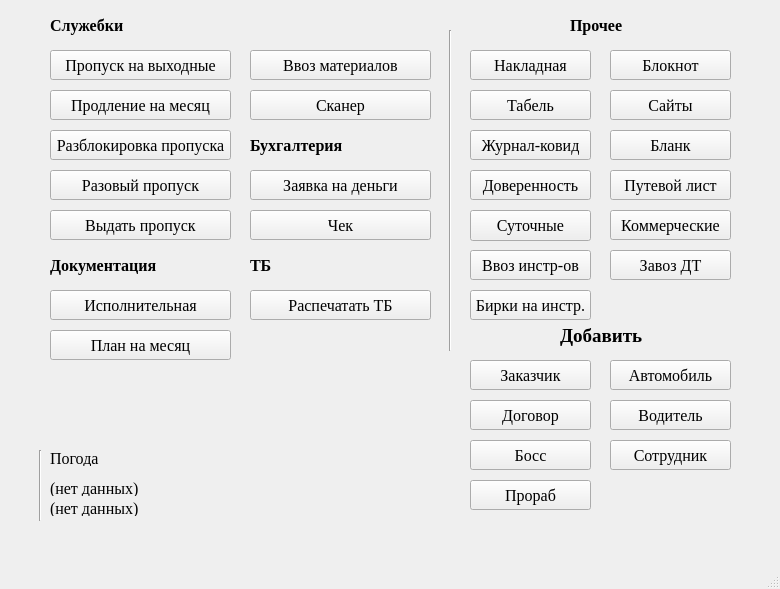
The window that notebook/sourse/ui_files/main_menu.ui (SmolPO/my_helper) describes before a commit, drawn with Qt 5.
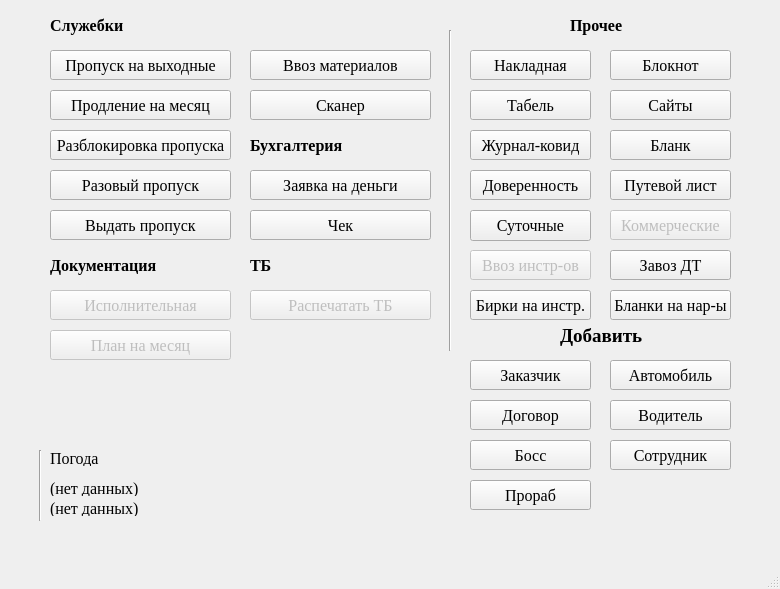
The same window after the commit.

Patch:
```diff
--- a/notebook/sourse/ui_files/main_menu.ui
+++ b/notebook/sourse/ui_files/main_menu.ui
@@ -169,7 +169,7 @@
    </widget>
    <widget class="QPushButton" name="b_act">
     <property name="enabled">
-     <bool>true</bool>
+     <bool>false</bool>
     </property>
     <property name="geometry">
      <rect>
@@ -562,7 +562,7 @@
    </widget>
    <widget class="QPushButton" name="b_tb">
     <property name="enabled">
-     <bool>true</bool>
+     <bool>false</bool>
     </property>
     <property name="geometry">
      <rect>
@@ -716,6 +716,9 @@
     </property>
    </widget>
    <widget class="QPushButton" name="b_plan">
+    <property name="enabled">
+     <bool>false</bool>
+    </property>
     <property name="geometry">
      <rect>
       <x>50</x>
@@ -754,6 +757,9 @@
     </property>
    </widget>
    <widget class="QPushButton" name="b_com">
+    <property name="enabled">
+     <bool>false</bool>
+    </property>
     <property name="geometry">
      <rect>
       <x>610</x>
@@ -791,7 +797,10 @@
      <string>Суточные</string>
     </property>
    </widget>
-   <widget class="QPushButton" name="b_instr">
+   <widget class="QPushButton" name="b_tools">
+    <property name="enabled">
+     <bool>false</bool>
+    </property>
     <property name="geometry">
      <rect>
       <x>470</x>
@@ -848,6 +857,25 @@
      <string>Бирки на инстр.</string>
     </property>
    </widget>
+   <widget class="QPushButton" name="b_some">
+    <property name="geometry">
+     <rect>
+      <x>610</x>
+      <y>290</y>
+      <width>121</width>
+      <height>30</height>
+     </rect>
+    </property>
+    <property name="font">
+     <font>
+      <family>Times New Roman</family>
+      <pointsize>12</pointsize>
+     </font>
+    </property>
+    <property name="text">
+     <string>Бланки на нар-ы</string>
+    </property>
+   </widget>
   </widget>
   <widget class="QStatusBar" name="statusbar"/>
   <widget class="QMenuBar" name="menu">
```
